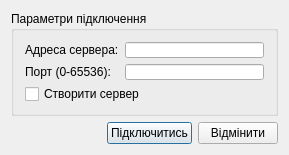
This is frmconnect.ui in Kolizej/LessonControl as Qt 5 draws it before an edit. The edited form follows.
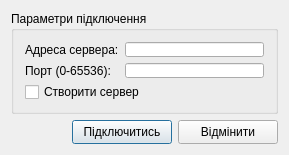
This is the edited form. Icons and pictures are not drawn.

What changed in the file:
```diff
--- a/frmconnect.ui
+++ b/frmconnect.ui
@@ -101,6 +101,12 @@
    </item>
    <item row="1" column="1">
     <widget class="QPushButton" name="btnOk">
+     <property name="minimumSize">
+      <size>
+       <width>100</width>
+       <height>24</height>
+      </size>
+     </property>
      <property name="autoFillBackground">
       <bool>false</bool>
      </property>
@@ -120,6 +126,12 @@
    </item>
    <item row="1" column="2">
     <widget class="QPushButton" name="btnCancel">
+     <property name="minimumSize">
+      <size>
+       <width>100</width>
+       <height>24</height>
+      </size>
+     </property>
      <property name="text">
       <string>Відмінити</string>
      </property>
```
Left out of the diff: 10 changed lines with no effect on the pictures.
